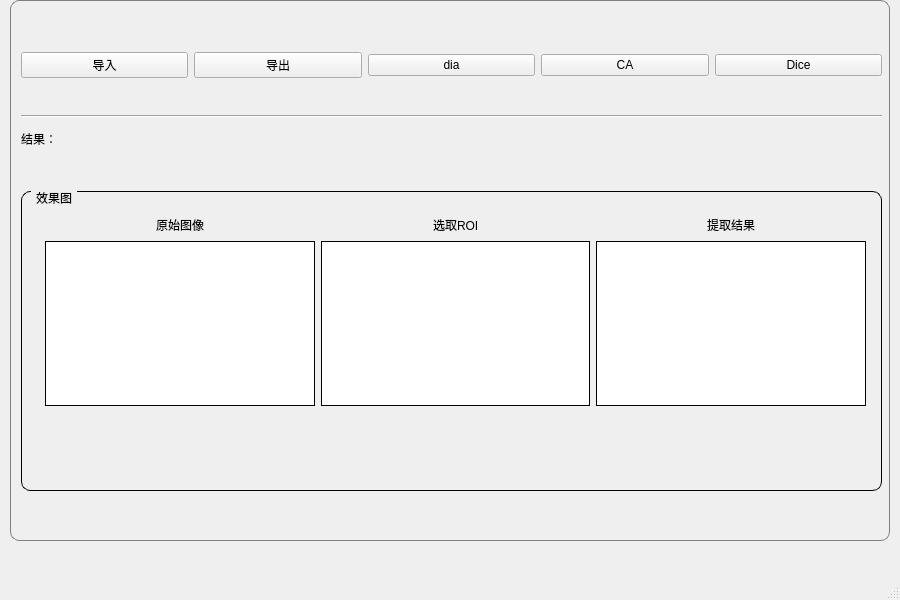
Old version of the form page/client/ui_mainWindow.ui in the repository shaoyeGithub/graduationDesign.
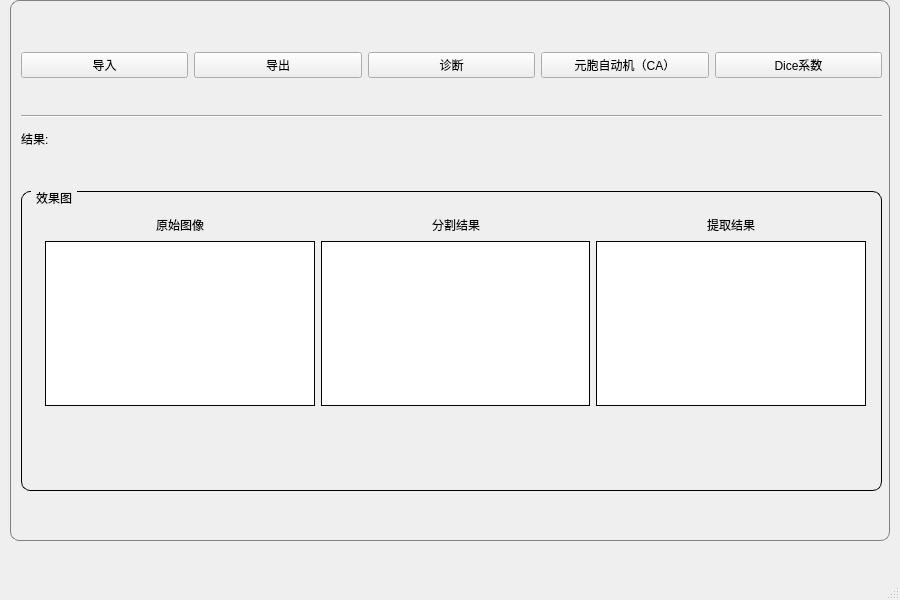
New version of the form.

Diff of the .ui file:
```diff
--- a/page/client/ui_mainWindow.ui
+++ b/page/client/ui_mainWindow.ui
@@ -70,21 +70,21 @@
           <item>
            <widget class="QPushButton" name="diaButton">
             <property name="text">
-             <string>dia</string>
+             <string>诊断</string>
             </property>
            </widget>
           </item>
           <item>
            <widget class="QPushButton" name="caButton">
             <property name="text">
-             <string>CA</string>
+             <string>元胞自动机（CA）</string>
             </property>
            </widget>
           </item>
           <item>
            <widget class="QPushButton" name="pushButton">
             <property name="text">
-             <string>Dice</string>
+             <string>Dice系数</string>
             </property>
            </widget>
           </item>
@@ -127,7 +127,7 @@
              </size>
             </property>
             <property name="text">
-             <string>结果：</string>
+             <string>结果:</string>
             </property>
            </widget>
           </item>
@@ -293,7 +293,7 @@
                  </sizepolicy>
                 </property>
                 <property name="text">
-                 <string>选取ROI</string>
+                 <string>分割结果</string>
                 </property>
                </widget>
               </item>
```
